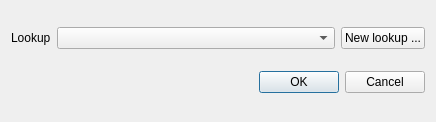
gltn/stdm, file stdm/ui/wizard/ui_lookup_property.ui: the form before one commit.
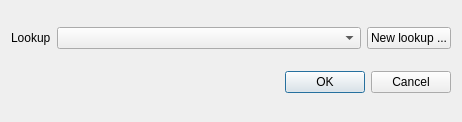
The form after the commit.

Commit message: Some basic UI enhancements

```diff
--- a/stdm/ui/wizard/ui_lookup_property.ui
+++ b/stdm/ui/wizard/ui_lookup_property.ui
@@ -6,7 +6,7 @@
    <rect>
     <x>0</x>
     <y>0</y>
-    <width>436</width>
+    <width>462</width>
     <height>122</height>
    </rect>
   </property>
```
The commit also changes 7 other files.
